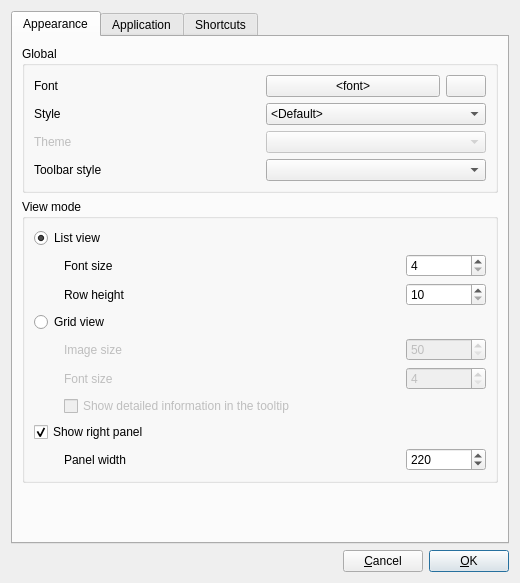
First picture: the form in src/settingswindow.ui, repository eugene-melnik/alexandra, before the edit.
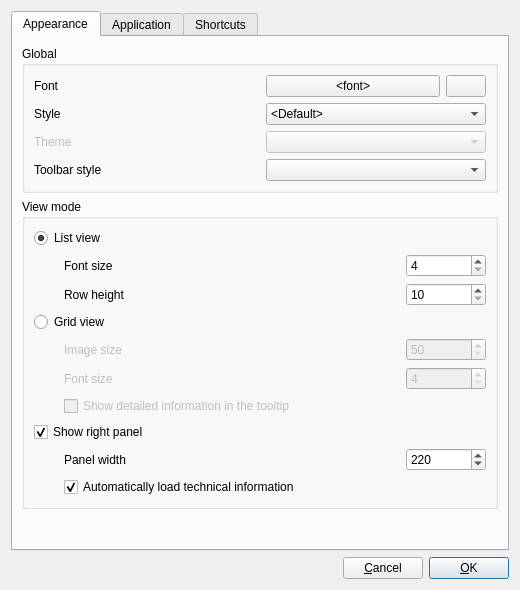
Second picture: the form after the edit. Icons and pictures are not drawn.

Commit message: Auto load technical information setting

```diff
--- a/src/settingswindow.ui
+++ b/src/settingswindow.ui
@@ -10,12 +10,12 @@
     <x>0</x>
     <y>0</y>
     <width>520</width>
-    <height>583</height>
+    <height>590</height>
    </rect>
   </property>
   <property name="minimumSize">
    <size>
-    <width>0</width>
+    <width>500</width>
     <height>500</height>
    </size>
   </property>
@@ -39,7 +39,10 @@
       <attribute name="title">
        <string>Appearance</string>
       </attribute>
-      <layout class="QVBoxLayout" name="verticalLayout_3">
+      <layout class="QVBoxLayout" name="verticalLayout_8">
+       <property name="leftMargin">
+        <number>9</number>
+       </property>
        <item>
         <widget class="QGroupBox" name="boxGlobal">
          <property name="title">
@@ -395,7 +398,7 @@
             </item>
             <item>
              <widget class="QWidget" name="hlPanel" native="true">
-              <layout class="QHBoxLayout" name="horizontalLayout_2" stretch="0,1,0">
+              <layout class="QHBoxLayout" name="horizontalLayout_2" stretch="0,0">
                <property name="leftMargin">
                 <number>0</number>
                </property>
@@ -425,6 +428,10 @@
                 </spacer>
                </item>
                <item>
+                <layout class="QVBoxLayout" name="verticalLayout_3">
+                 <item>
+                  <layout class="QHBoxLayout" name="horizontalLayout_3" stretch="1,0">
+                   <item>
                 <widget class="QLabel" name="labelPanelWidth">
                  <property name="text">
                   <string>Panel width</string>
@@ -449,6 +456,20 @@
                   <number>220</number>
                  </property>
                 </widget>
+                   </item>
+                  </layout>
+                 </item>
+                 <item>
+                  <widget class="QCheckBox" name="cbAutoLoadTechInfo">
+                   <property name="text">
+                    <string>Automatically load technical information</string>
+                   </property>
+                   <property name="checked">
+                    <bool>true</bool>
+                   </property>
+                  </widget>
+                 </item>
+                </layout>
                </item>
               </layout>
              </widget>
```
Lines whose indentation alone changed are shown as unchanged. The commit also changes 8 other files.
